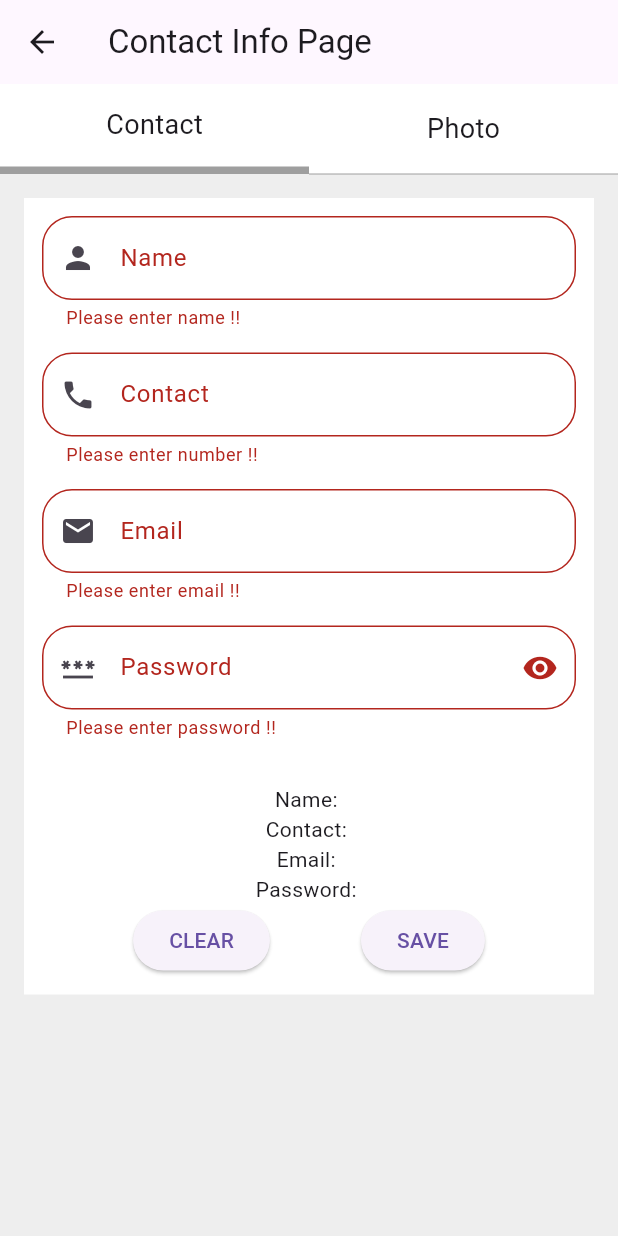
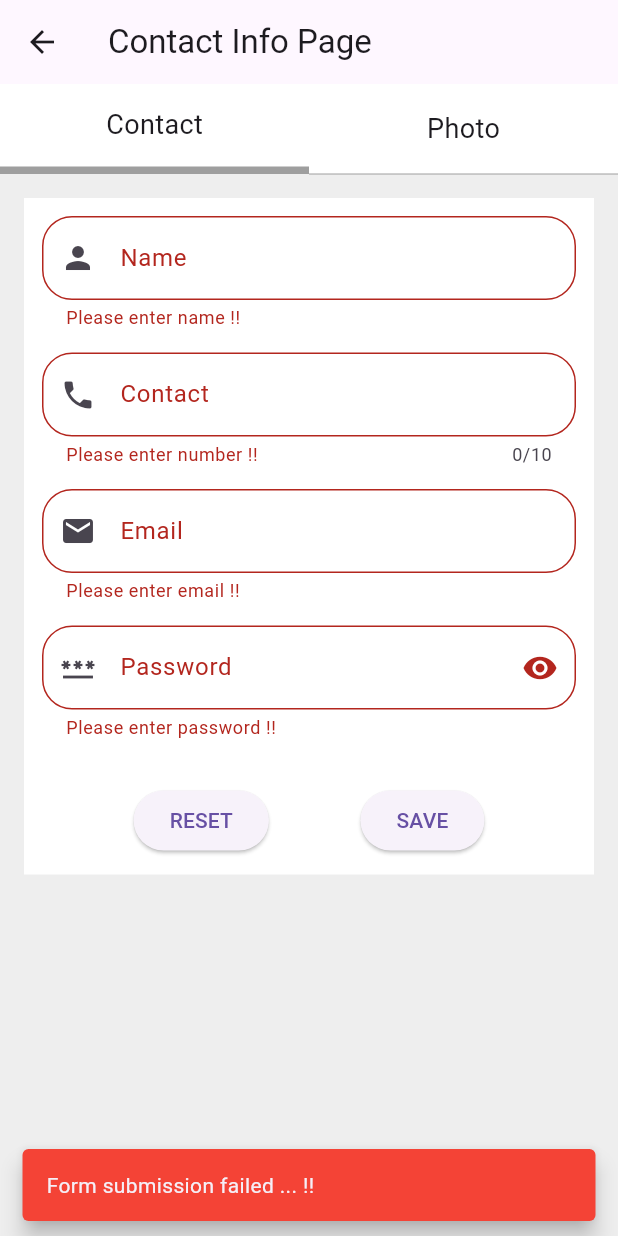
Before and after one commit to IamJayGondaliya/resume_builder_app_cf_06_07_24, a Flutter app: the ContactInfoPage screen opened by its route, after a tap on "SAVE", on a phone screen of 412 x 824 dp. Run offline on Flutter 3.47's test engine with Material 3 defaults, Android fonts, the phone set to English and light mode, and no system bars; our stand-ins replace image_picker.

Commit message:
14/08/2024 | ImagePicker added

```diff
--- /dev/null
+++ b/lib/utils/globals.dart
@@ -0,0 +1,6 @@
+import 'dart:io';
+
+class Globals {
+  static String? name, email, contact, password;
+  static File? image;
+}
--- a/lib/views/build_option_page/all_options/contact_info_page/contact_info_page.dart
+++ b/lib/views/build_option_page/all_options/contact_info_page/contact_info_page.dart
@@ -1,8 +1,14 @@
+import 'dart:developer';
+import 'dart:io';
+
 import 'package:flutter/cupertino.dart';
 import 'package:flutter/material.dart';
 import 'package:flutter/painting.dart';
+import 'package:flutter/services.dart';
 import 'package:flutter/widgets.dart';
+import 'package:image_picker/image_picker.dart';
 import 'package:resume_builder_app/utils/extension.dart';
+import 'package:resume_builder_app/utils/globals.dart';
 
 class ContactInfoPage extends StatefulWidget {
   const ContactInfoPage({super.key});
@@ -17,10 +23,14 @@ class _ContactInfoPageState extends State<ContactInfoPage> {
 
   String? name, contact, email, password;
 
-  TextEditingController nameController = TextEditingController();
-  TextEditingController contactController = TextEditingController();
-  TextEditingController emailController = TextEditingController();
-  TextEditingController passwordController = TextEditingController();
+  // TextEditingController nameController =
+  //     TextEditingController(text: Globals.name);
+  // TextEditingController contactController =
+  //     TextEditingController(text: Globals.contact);
+  // TextEditingController emailController =
+  //     TextEditingController(text: Globals.email);
+  // TextEditingController passwordController =
+  //     TextEditingController(text: Globals.password);
 
   // FormKey
   GlobalKey<FormState> formKey = GlobalKey<FormState>();
@@ -32,7 +42,11 @@ class _ContactInfoPageState extends State<ContactInfoPage> {
 
   @override
   Widget build(BuildContext context) {
-    return Scaffold(
+    return GestureDetector(
+      onTap: () {
+        FocusManager.instance.primaryFocus!.unfocus();
+      },
+      child: Scaffold(
         appBar: AppBar(
           title: const Text("Contact Info Page"),
         ),
@@ -111,10 +125,13 @@ class _ContactInfoPageState extends State<ContactInfoPage> {
                         child: SingleChildScrollView(
                           child: Form(
                             key: formKey,
+                            autovalidateMode:
+                                AutovalidateMode.onUserInteraction,
                             child: Column(
                               mainAxisSize: MainAxisSize.min,
                               children: [
                                 TextFormField(
+                                  initialValue: Globals.name,
                                   validator: (val) {
                                     if (val!.isEmpty) {
                                       return "Please enter name !!";
@@ -122,7 +139,10 @@ class _ContactInfoPageState extends State<ContactInfoPage> {
                                       return null;
                                     }
                                   },
-                                controller: nameController,
+                                  onSaved: (val) {
+                                    Globals.name = val;
+                                  },
+                                  // controller: nameController,
                                   textInputAction: TextInputAction.next,
                                   decoration: InputDecoration(
                                     labelText: "Name",
@@ -135,16 +155,26 @@ class _ContactInfoPageState extends State<ContactInfoPage> {
                                 ),
                                 15.h,
                                 TextFormField(
+                                  initialValue: Globals.contact,
                                   validator: (val) {
                                     if (val!.isEmpty) {
                                       return "Please enter number !!";
+                                    } else if (val.length < 10) {
+                                      return "Contact number must be of 10 digits !!";
                                     } else {
                                       return null;
                                     }
                                   },
-                                controller: contactController,
+                                  onSaved: (val) {
+                                    Globals.contact = val;
+                                  },
+                                  // controller: contactController,
                                   textInputAction: TextInputAction.next,
                                   keyboardType: TextInputType.phone,
+                                  maxLength: 10,
+                                  inputFormatters: [
+                                    FilteringTextInputFormatter.digitsOnly,
+                                  ],
                                   decoration: InputDecoration(
                                     labelText: "Contact",
                                     hintText: "Enter number",
@@ -156,6 +186,7 @@ class _ContactInfoPageState extends State<ContactInfoPage> {
                                 ),
                                 15.h,
                                 TextFormField(
+                                  initialValue: Globals.email,
                                   validator: (val) {
                                     if (val!.isEmpty) {
                                       return "Please enter email !!";
@@ -163,7 +194,10 @@ class _ContactInfoPageState extends State<ContactInfoPage> {
                                       return null;
                                     }
                                   },
-                                controller: emailController,
+                                  onSaved: (val) {
+                                    Globals.email = val;
+                                  },
+                                  // controller: emailController,
                                   textInputAction: TextInputAction.next,
                                   keyboardType: TextInputType.emailAddress,
                                   decoration: InputDecoration(
@@ -177,6 +211,7 @@ class _ContactInfoPageState extends State<ContactInfoPage> {
                                 ),
                                 15.h,
                                 TextFormField(
+                                  initialValue: Globals.password,
                                   validator: (val) {
                                     if (val!.isEmpty) {
                                       return "Please enter password !!";
@@ -184,7 +219,10 @@ class _ContactInfoPageState extends State<ContactInfoPage> {
                                       return null;
                                     }
                                   },
-                                controller: passwordController,
+                                  onSaved: (val) {
+                                    Globals.password = val;
+                                  },
+                                  // controller: passwordController,
                                   obscureText: hide,
                                   textInputAction: TextInputAction.done,
                                   keyboardType: TextInputType.visiblePassword,
@@ -225,28 +263,60 @@ class _ContactInfoPageState extends State<ContactInfoPage> {
                                   ),
                                 ),
                                 30.h,
-                              Text("Name: ${nameController.text}"),
-                              Text("Contact: ${contactController.text}"),
-                              Text("Email: ${emailController.text}"),
-                              Text("Password: ${passwordController.text}"),
+                                // Text("Name: ${nameController.text}"),
+                                // Text("Contact: ${contactController.text}"),
+                                // Text("Email: ${emailController.text}"),
+                                // Text("Password: ${passwordController.text}"),
                                 Row(
                                   mainAxisAlignment:
                                       MainAxisAlignment.spaceEvenly,
                                   children: [
                                     ElevatedButton(
                                       onPressed: () {
-                                      nameController.clear();
-                                      emailController.clear();
-                                      passwordController.clear();
-                                      contactController.clear();
-                                      setState(() {});
+                                        // nameController.clear();
+                                        // emailController.clear();
+                                        // contactController.clear();
+                                        // passwordController.clear();
+                                        formKey.currentState!.reset();
+
+                                        // Chained assignment expression
+                                        Globals.password = Globals.contact =
+                                            Globals.email = Globals.name = null;
+
+                                        setState(() {
+                                          log("FORM RESET !!");
+                                        });
                                       },
-                                    child: const Text("CLEAR"),
+                                      child: const Text("RESET"),
                                     ),
                                     ElevatedButton(
                                       onPressed: () {
                                         bool validated =
                                             formKey.currentState!.validate();
+
+                                        if (validated) {
+                                          formKey.currentState!.save();
+
+                                          SnackBar snackBar = const SnackBar(
+                                            content: Text(
+                                                "Form saved successfully... !!"),
+                                            backgroundColor: Colors.green,
+                                            behavior: SnackBarBehavior.floating,
+                                          );
+
+                                          ScaffoldMessenger.of(context)
+                                              .showSnackBar(snackBar);
+                                        } else {
+                                          SnackBar snackBar = const SnackBar(
+                                            content: Text(
+                                                "Form submission failed ... !!"),
+                                            backgroundColor: Colors.red,
+                                            behavior: SnackBarBehavior.floating,
+                                          );
+
+                                          ScaffoldMessenger.of(context)
+                                              .showSnackBar(snackBar);
+                                        }
                                       },
                                       child: const Text("SAVE"),
                                     ),
@@ -262,8 +332,38 @@ class _ContactInfoPageState extends State<ContactInfoPage> {
                         decoration: const BoxDecoration(
                           color: Colors.white,
                         ),
-                      child: const Column(
-                        mainAxisSize: MainAxisSize.min,
+                        padding: const EdgeInsets.all(16),
+                        width: double.infinity,
+                        height: MediaQuery.sizeOf(context).height * 0.25,
+                        alignment: Alignment.center,
+                        child: Stack(
+                          alignment: Alignment.bottomRight,
+                          children: [
+                            CircleAvatar(
+                              radius: 60,
+                              foregroundImage: Globals.image != null
+                                  ? FileImage(Globals.image!)
+                                  : null,
+                              child: const Text("Add Image"),
+                            ),
+                            FloatingActionButton.small(
+                              onPressed: () async {
+                                ImagePicker picker = ImagePicker();
+
+                                XFile? file = await picker.pickImage(
+                                    source: ImageSource.camera);
+
+                                if (file != null) {
+                                  log("FILE GOT !!");
+                                  Globals.image = File(file.path);
+                                  setState(() {});
+                                } else {
+                                  log("FAILED !!");
+                                }
+                              },
+                              child: const Icon(Icons.camera),
+                            ),
+                          ],
                         ),
                       ),
                     ],
@@ -273,6 +373,7 @@ class _ContactInfoPageState extends State<ContactInfoPage> {
             ],
           ),
         ),
+      ),
     );
   }
 }
--- a/pubspec.yaml
+++ b/pubspec.yaml
@@ -35,6 +35,7 @@ dependencies:
   # The following adds the Cupertino Icons font to your application.
   # Use with the CupertinoIcons class for iOS style icons.
   cupertino_icons: ^1.0.6
+  image_picker: ^1.1.2
 
 dev_dependencies:
   flutter_test:
```
Also changed, not shown: pubspec.lock, 5 other files. Lines whose indentation alone changed are shown as unchanged.
